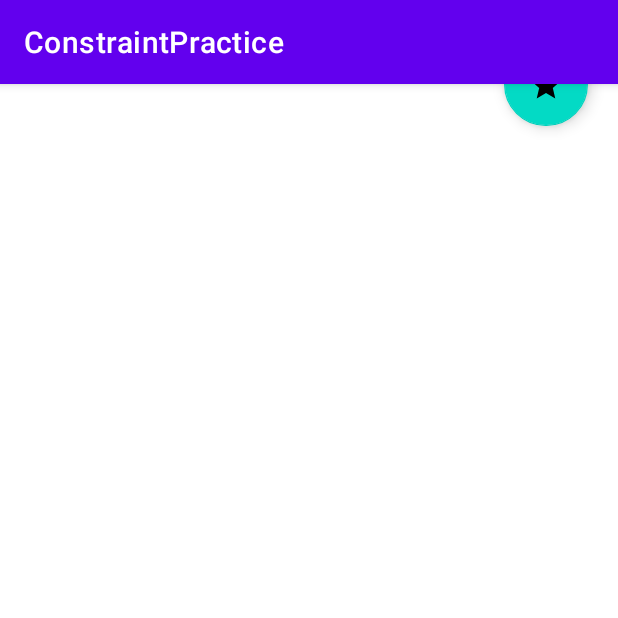
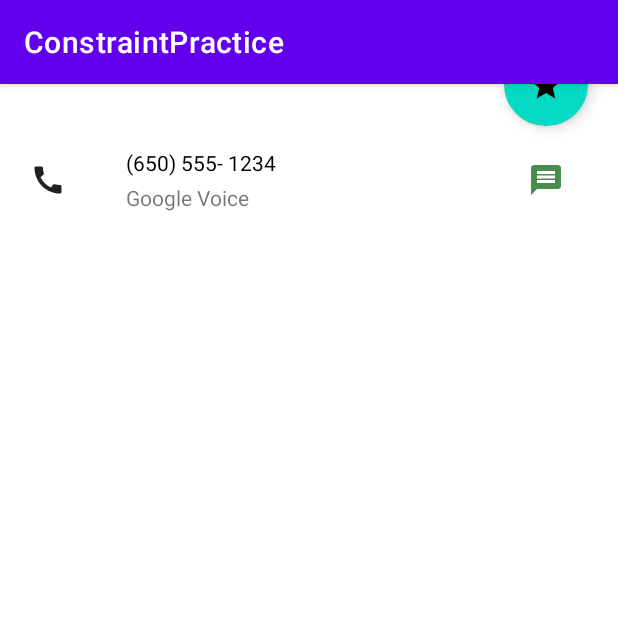
Before and after one commit to charan-teja-improve10x/ConstraintPractice, an Android app: the screen it shows after launch (MainActivity), on a phone screen of 412 x 824 dp, the top half of it. Run offline under Robolectric (Android 15) with nearby library versions, the phone set to English and light mode, and no system bars.

Commit message:
Completed one item

```diff
--- /dev/null
+++ b/app/src/main/res/drawable/baseline_call_24.xml
@@ -0,0 +1,5 @@
+<vector android:height="24dp" android:tint="#212020"
+    android:viewportHeight="24" android:viewportWidth="24"
+    android:width="24dp" xmlns:android="http://schemas.android.com/apk/res/android">
+    <path android:fillColor="@android:color/white" android:pathData="M20.01,15.38c-1.23,0 -2.42,-0.2 -3.53,-0.56 -0.35,-0.12 -0.74,-0.03 -1.01,0.24l-1.57,1.97c-2.83,-1.35 -5.48,-3.9 -6.89,-6.83l1.95,-1.66c0.27,-0.28 0.35,-0.67 0.24,-1.02 -0.37,-1.11 -0.56,-2.3 -0.56,-3.53 0,-0.54 -0.45,-0.99 -0.99,-0.99H4.19C3.65,3 3,3.24 3,3.99 3,13.28 10.73,21 20.01,21c0.71,0 0.99,-0.63 0.99,-1.18v-3.45c0,-0.54 -0.45,-0.99 -0.99,-0.99z"/>
+</vector>
--- /dev/null
+++ b/app/src/main/res/drawable/baseline_message_24.xml
@@ -0,0 +1,5 @@
+<vector android:autoMirrored="true" android:height="24dp"
+    android:tint="#478D4C" android:viewportHeight="24"
+    android:viewportWidth="24" android:width="24dp" xmlns:android="http://schemas.android.com/apk/res/android">
+    <path android:fillColor="@android:color/white" android:pathData="M20,2L4,2c-1.1,0 -1.99,0.9 -1.99,2L2,22l4,-4h14c1.1,0 2,-0.9 2,-2L22,4c0,-1.1 -0.9,-2 -2,-2zM18,14L6,14v-2h12v2zM18,11L6,11L6,9h12v2zM18,8L6,8L6,6h12v2z"/>
+</vector>
--- a/app/src/main/res/layout/activity_main.xml
+++ b/app/src/main/res/layout/activity_main.xml
@@ -26,4 +26,45 @@
         app:layout_constraintEnd_toEndOf="parent"
         app:layout_constraintTop_toBottomOf="@+id/bg_iv"
         app:srcCompat="@drawable/baseline_star_24" />
+
+    <ImageView
+        android:id="@+id/imageView2"
+        android:layout_width="wrap_content"
+        android:layout_height="wrap_content"
+        android:layout_marginStart="20dp"
+        android:layout_marginTop="52dp"
+        app:layout_constraintStart_toStartOf="parent"
+        app:layout_constraintTop_toBottomOf="@+id/bg_iv"
+        app:srcCompat="@drawable/baseline_call_24" />
+
+    <TextView
+        android:id="@+id/textView"
+        android:layout_width="wrap_content"
+        android:layout_height="wrap_content"
+        android:layout_marginStart="40dp"
+        android:text="(650) 555- 1234"
+        android:textColor="#000000"
+        app:layout_constraintBottom_toTopOf="@+id/textView2"
+        app:layout_constraintStart_toEndOf="@+id/imageView2"
+        app:layout_constraintTop_toTopOf="@+id/imageView2" />
+
+    <TextView
+        android:id="@+id/textView2"
+        android:layout_width="wrap_content"
+        android:layout_height="wrap_content"
+        android:layout_marginTop="4dp"
+        android:text="Google Voice"
+        app:layout_constraintBottom_toBottomOf="@+id/imageView2"
+        app:layout_constraintStart_toStartOf="@+id/textView"
+        app:layout_constraintTop_toBottomOf="@+id/textView" />
+
+    <ImageView
+        android:id="@+id/imageView3"
+        android:layout_width="wrap_content"
+        android:layout_height="wrap_content"
+        android:layout_marginEnd="36dp"
+        app:layout_constraintBottom_toBottomOf="@+id/imageView2"
+        app:layout_constraintEnd_toEndOf="parent"
+        app:layout_constraintTop_toTopOf="@+id/imageView2"
+        app:srcCompat="@drawable/baseline_message_24" />
 </androidx.constraintlayout.widget.ConstraintLayout>
```
